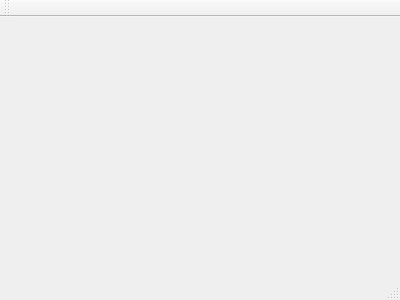
The window that Uygulama/mainwindow.ui (ergenekonyigit/heysem) describes before a commit, drawn with Qt 5.
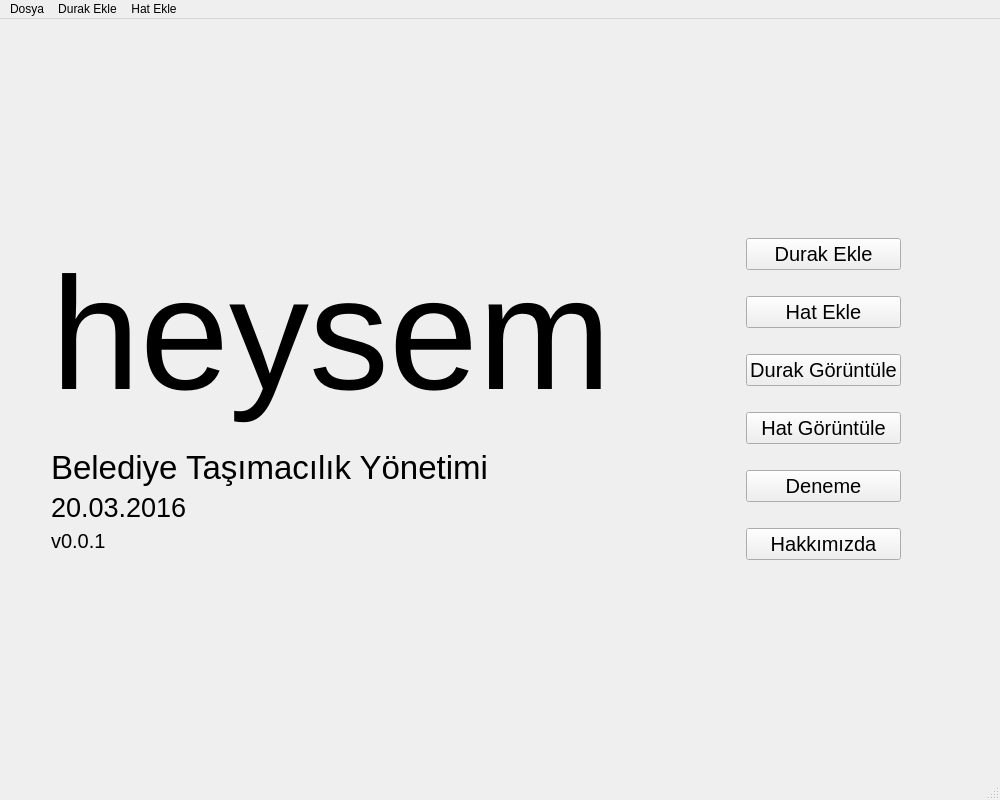
The same window after the commit.

The edit to the form file:
```diff
--- a/Uygulama/mainwindow.ui
+++ b/Uygulama/mainwindow.ui
@@ -1,24 +1,453 @@
 <ui version="4.0">
  <class>MainWindow</class>
- <widget class="QMainWindow" name="MainWindow" >
-  <property name="geometry" >
+ <widget class="QMainWindow" name="MainWindow">
+  <property name="geometry">
    <rect>
     <x>0</x>
     <y>0</y>
-    <width>400</width>
-    <height>300</height>
+    <width>1000</width>
+    <height>800</height>
    </rect>
   </property>
   <property name="windowTitle" >
    <string>MainWindow</string>
   </property>
-  <widget class="QMenuBar" name="menuBar" />
-  <widget class="QToolBar" name="mainToolBar" />
-  <widget class="QWidget" name="centralWidget" />
-  <widget class="QStatusBar" name="statusBar" />
+  <property name="styleSheet">
+   <string notr="true"/>
+  </property>
+  <property name="locale">
+   <locale language="Turkish" country="Turkey"/>
+  </property>
+  <widget class="QWidget" name="centralWidget">
+   <layout class="QGridLayout" name="gridLayout_3">
+    <item row="0" column="0">
+     <layout class="QGridLayout" name="gridLayout">
+      <item row="2" column="1">
+       <spacer name="horizontalSpacer_9">
+        <property name="orientation">
+         <enum>Qt::Horizontal</enum>
+        </property>
+        <property name="sizeHint" stdset="0">
+         <size>
+          <width>40</width>
+          <height>20</height>
+         </size>
+        </property>
+       </spacer>
+      </item>
+      <item row="1" column="2">
+       <spacer name="horizontalSpacer_4">
+        <property name="orientation">
+         <enum>Qt::Horizontal</enum>
+        </property>
+        <property name="sizeHint" stdset="0">
+         <size>
+          <width>40</width>
+          <height>20</height>
+         </size>
+        </property>
+       </spacer>
+      </item>
+      <item row="1" column="1">
+       <widget class="QLabel" name="label">
+        <property name="font">
+         <font>
+          <family>Helvetica Neue</family>
+          <pointsize>120</pointsize>
+         </font>
+        </property>
+        <property name="text">
+         <string>heysem</string>
+        </property>
+       </widget>
+      </item>
+      <item row="6" column="1">
+       <spacer name="verticalSpacer">
+        <property name="orientation">
+         <enum>Qt::Vertical</enum>
+        </property>
+        <property name="sizeHint" stdset="0">
+         <size>
+          <width>20</width>
+          <height>40</height>
+         </size>
+        </property>
+       </spacer>
+      </item>
+      <item row="3" column="1">
+       <widget class="QLabel" name="label_2">
+        <property name="font">
+         <font>
+          <family>Helvetica Neue</family>
+          <pointsize>25</pointsize>
+         </font>
+        </property>
+        <property name="text">
+         <string>Belediye Taşımacılık Yönetimi</string>
+        </property>
+       </widget>
+      </item>
+      <item row="0" column="1">
+       <spacer name="verticalSpacer_2">
+        <property name="orientation">
+         <enum>Qt::Vertical</enum>
+        </property>
+        <property name="sizeHint" stdset="0">
+         <size>
+          <width>20</width>
+          <height>40</height>
+         </size>
+        </property>
+       </spacer>
+      </item>
+      <item row="5" column="1">
+       <widget class="QLabel" name="label_4">
+        <property name="font">
+         <font>
+          <family>Helvetica Neue</family>
+          <pointsize>15</pointsize>
+         </font>
+        </property>
+        <property name="text">
+         <string>v0.0.1</string>
+        </property>
+       </widget>
+      </item>
+      <item row="4" column="1">
+       <widget class="QLabel" name="label_3">
+        <property name="font">
+         <font>
+          <family>Helvetica Neue</family>
+          <pointsize>20</pointsize>
+         </font>
+        </property>
+        <property name="text">
+         <string>20.03.2016</string>
+        </property>
+       </widget>
+      </item>
+      <item row="1" column="0">
+       <spacer name="horizontalSpacer_3">
+        <property name="orientation">
+         <enum>Qt::Horizontal</enum>
+        </property>
+        <property name="sizeHint" stdset="0">
+         <size>
+          <width>40</width>
+          <height>20</height>
+         </size>
+        </property>
+       </spacer>
+      </item>
+     </layout>
+    </item>
+    <item row="0" column="1">
+     <layout class="QGridLayout" name="gridLayout_2">
+      <item row="5" column="1">
+       <spacer name="horizontalSpacer_6">
+        <property name="orientation">
+         <enum>Qt::Horizontal</enum>
+        </property>
+        <property name="sizeHint" stdset="0">
+         <size>
+          <width>40</width>
+          <height>20</height>
+         </size>
+        </property>
+       </spacer>
+      </item>
+      <item row="11" column="1">
+       <widget class="QPushButton" name="pushButton_5">
+        <property name="font">
+         <font>
+          <family>Helvetica Neue</family>
+          <pointsize>15</pointsize>
+         </font>
+        </property>
+        <property name="text">
+         <string>Deneme</string>
+        </property>
+       </widget>
+      </item>
+      <item row="7" column="1">
+       <spacer name="horizontalSpacer_7">
+        <property name="orientation">
+         <enum>Qt::Horizontal</enum>
+        </property>
+        <property name="sizeHint" stdset="0">
+         <size>
+          <width>40</width>
+          <height>20</height>
+         </size>
+        </property>
+       </spacer>
+      </item>
+      <item row="4" column="1">
+       <widget class="QPushButton" name="pushButton_2">
+        <property name="font">
+         <font>
+          <family>Helvetica Neue</family>
+          <pointsize>15</pointsize>
+          <weight>50</weight>
+          <bold>false</bold>
+          <underline>false</underline>
+          <strikeout>false</strikeout>
+         </font>
+        </property>
+        <property name="text">
+         <string>Hat Ekle</string>
+        </property>
+       </widget>
+      </item>
+      <item row="12" column="1">
+       <spacer name="horizontalSpacer_10">
+        <property name="orientation">
+         <enum>Qt::Horizontal</enum>
+        </property>
+        <property name="sizeHint" stdset="0">
+         <size>
+          <width>40</width>
+          <height>20</height>
+         </size>
+        </property>
+       </spacer>
+      </item>
+      <item row="1" column="1" rowspan="2">
+       <widget class="QPushButton" name="pushButton_1">
+        <property name="enabled">
+         <bool>true</bool>
+        </property>
+        <property name="font">
+         <font>
+          <family>Helvetica Neue</family>
+          <pointsize>15</pointsize>
+          <weight>50</weight>
+          <bold>false</bold>
+         </font>
+        </property>
+        <property name="text">
+         <string>Durak Ekle</string>
+        </property>
+       </widget>
+      </item>
+      <item row="6" column="0">
+       <spacer name="horizontalSpacer_2">
+        <property name="orientation">
+         <enum>Qt::Horizontal</enum>
+        </property>
+        <property name="sizeHint" stdset="0">
+         <size>
+          <width>40</width>
+          <height>20</height>
+         </size>
+        </property>
+       </spacer>
+      </item>
+      <item row="8" column="1">
+       <widget class="QPushButton" name="pushButton_4">
+        <property name="font">
+         <font>
+          <family>Helvetica Neue</family>
+          <pointsize>15</pointsize>
+         </font>
+        </property>
+        <property name="text">
+         <string>Hat Görüntüle</string>
+        </property>
+       </widget>
+      </item>
+      <item row="13" column="1">
+       <widget class="QPushButton" name="pushButton">
+        <property name="font">
+         <font>
+          <family>Helvetica Neue</family>
+          <pointsize>15</pointsize>
+         </font>
+        </property>
+        <property name="text">
+         <string>Hakkımızda</string>
+        </property>
+       </widget>
+      </item>
+      <item row="14" column="1">
+       <spacer name="verticalSpacer_4">
+        <property name="orientation">
+         <enum>Qt::Vertical</enum>
+        </property>
+        <property name="sizeHint" stdset="0">
+         <size>
+          <width>20</width>
+          <height>40</height>
+         </size>
+        </property>
+       </spacer>
+      </item>
+      <item row="3" column="1">
+       <spacer name="horizontalSpacer_5">
+        <property name="orientation">
+         <enum>Qt::Horizontal</enum>
+        </property>
+        <property name="sizeHint" stdset="0">
+         <size>
+          <width>40</width>
+          <height>20</height>
+         </size>
+        </property>
+       </spacer>
+      </item>
+      <item row="10" column="1">
+       <spacer name="horizontalSpacer_8">
+        <property name="orientation">
+         <enum>Qt::Horizontal</enum>
+        </property>
+        <property name="sizeHint" stdset="0">
+         <size>
+          <width>40</width>
+          <height>20</height>
+         </size>
+        </property>
+       </spacer>
+      </item>
+      <item row="6" column="2">
+       <spacer name="horizontalSpacer">
+        <property name="orientation">
+         <enum>Qt::Horizontal</enum>
+        </property>
+        <property name="sizeHint" stdset="0">
+         <size>
+          <width>40</width>
+          <height>20</height>
+         </size>
+        </property>
+       </spacer>
+      </item>
+      <item row="6" column="1">
+       <widget class="QPushButton" name="pushButton_3">
+        <property name="enabled">
+         <bool>true</bool>
+        </property>
+        <property name="sizePolicy">
+         <sizepolicy hsizetype="Minimum" vsizetype="Fixed">
+          <horstretch>0</horstretch>
+          <verstretch>0</verstretch>
+         </sizepolicy>
+        </property>
+        <property name="font">
+         <font>
+          <family>Helvetica Neue</family>
+          <pointsize>15</pointsize>
+         </font>
+        </property>
+        <property name="text">
+         <string>Durak Görüntüle</string>
+        </property>
+       </widget>
+      </item>
+      <item row="0" column="1">
+       <spacer name="verticalSpacer_3">
+        <property name="orientation">
+         <enum>Qt::Vertical</enum>
+        </property>
+        <property name="sizeHint" stdset="0">
+         <size>
+          <width>20</width>
+          <height>40</height>
+         </size>
+        </property>
+       </spacer>
+      </item>
+     </layout>
+    </item>
+   </layout>
+  </widget>
+  <widget class="QMenuBar" name="menuBar">
+   <property name="geometry">
+    <rect>
+     <x>0</x>
+     <y>0</y>
+     <width>1000</width>
+     <height>22</height>
+    </rect>
+   </property>
+   <widget class="QMenu" name="menuDurak_Ekle">
+    <property name="title">
+     <string>Durak Ekle</string>
+    </property>
+    <addaction name="actionOtobus_Duragi_Ekle"/>
+    <addaction name="actionMetro_Duragi_Ekle"/>
+    <addaction name="actionVapur_Duragi_Ekle"/>
+   </widget>
+   <widget class="QMenu" name="menuDosya">
+    <property name="title">
+     <string>Dosya</string>
+    </property>
+    <addaction name="actionCikis"/>
+   </widget>
+   <widget class="QMenu" name="menuHat_Ekle">
+    <property name="title">
+     <string>Hat Ekle</string>
+    </property>
+    <addaction name="actionOtobus_Hatti_Ekle"/>
+    <addaction name="actionMetro_Hatti_Ekle"/>
+    <addaction name="actionVapur_Hatti_Ekle"/>
+   </widget>
+   <addaction name="menuDosya"/>
+   <addaction name="menuDurak_Ekle"/>
+   <addaction name="menuHat_Ekle"/>
+  </widget>
+  <widget class="QStatusBar" name="statusBar"/>
+  <action name="actionDeneme1">
+   <property name="text">
+    <string>deneme1</string>
+   </property>
+  </action>
+  <action name="actionDeneme2">
+   <property name="text">
+    <string>deneme2</string>
+   </property>
+  </action>
+  <action name="actionDeneme3">
+   <property name="text">
+    <string>deneme3</string>
+   </property>
+  </action>
+  <action name="actionOtobus_Duragi_Ekle">
+   <property name="text">
+    <string>Otobus Duragi Ekle</string>
+   </property>
+  </action>
+  <action name="actionMetro_Duragi_Ekle">
+   <property name="text">
+    <string>Metro Duragi Ekle</string>
+   </property>
+  </action>
+  <action name="actionVapur_Duragi_Ekle">
+   <property name="text">
+    <string>Vapur Duragi Ekle</string>
+   </property>
+  </action>
+  <action name="actionOtobus_Hatti_Ekle">
+   <property name="text">
+    <string>Otobus Hatti Ekle</string>
+   </property>
+  </action>
+  <action name="actionMetro_Hatti_Ekle">
+   <property name="text">
+    <string>Metro Hatti Ekle</string>
+   </property>
+  </action>
+  <action name="actionVapur_Hatti_Ekle">
+   <property name="text">
+    <string>Vapur Hatti Ekle</string>
+   </property>
+  </action>
+  <action name="actionCikis">
+   <property name="text">
+    <string>Cikis</string>
+   </property>
+  </action>
  </widget>
- <layoutDefault spacing="6" margin="11" />
- <pixmapfunction></pixmapfunction>
+ <layoutdefault spacing="6" margin="11"/>
  <resources/>
  <connections/>
 </ui>
```
Left out of the diff: 3 changed lines with no effect on the pictures.
